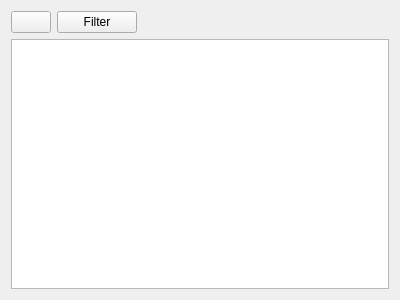
prymatex/prymatex, file src/prymatex/gui/ui_files/logwindow.ui: the form before one commit.
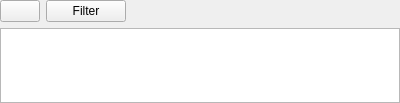
The form after the commit. Icons and pictures are not drawn.

What changed in the file:
```diff
--- a/src/prymatex/gui/ui_files/logwindow.ui
+++ b/src/prymatex/gui/ui_files/logwindow.ui
@@ -7,7 +7,7 @@
     <x>0</x>
     <y>0</y>
     <width>400</width>
-    <height>300</height>
+    <height>103</height>
    </rect>
   </property>
   <property name="windowTitle">
@@ -18,6 +18,9 @@
     <normaloff>:/actions/resources/actions/document-preview.png</normaloff>:/actions/resources/actions/document-preview.png</iconset>
   </property>
   <layout class="QVBoxLayout" name="verticalLayout">
+   <property name="margin">
+    <number>0</number>
+   </property>
    <item>
     <layout class="QHBoxLayout" name="horizontalLayout">
      <item>
```
